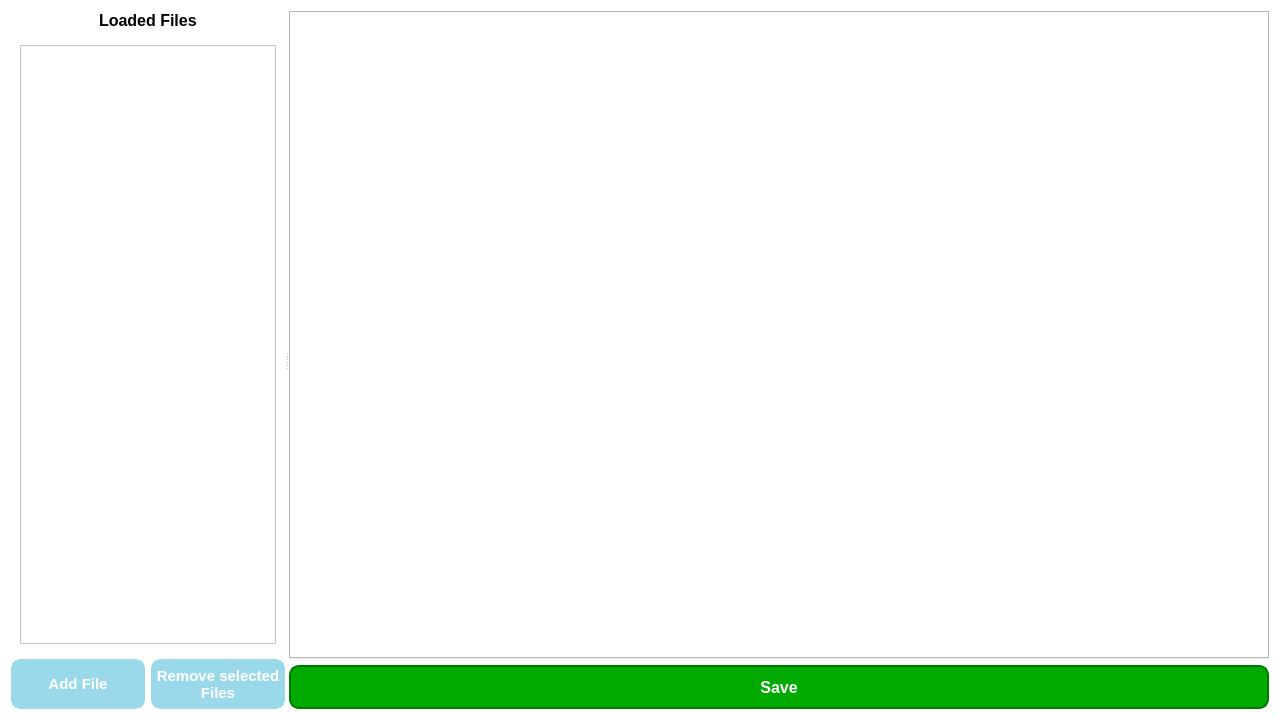
First picture: the form in corpuscompass/view/res/load_files_tab.ui, repository nicofirst1/CorpusCompass, before the edit.
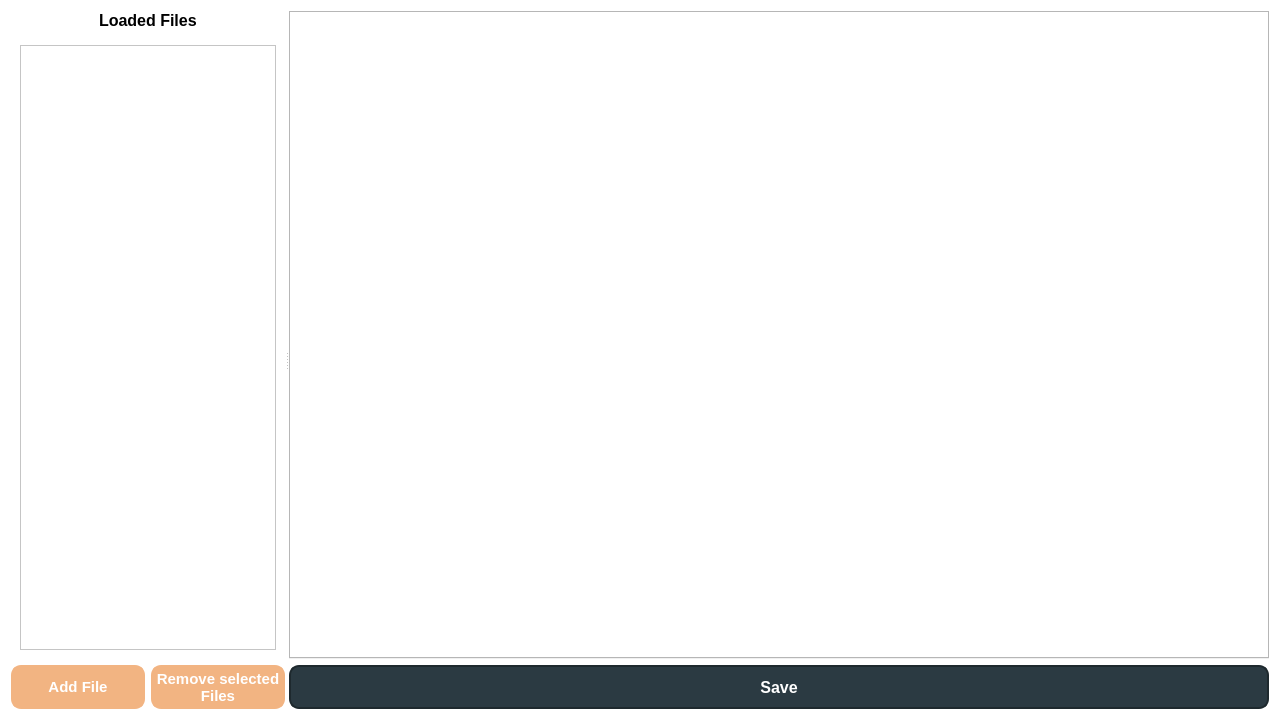
Second picture: the form after the edit. Icons and pictures are not drawn.

The edit to the form file:
```diff
--- a/corpuscompass/view/res/load_files_tab.ui
+++ b/corpuscompass/view/res/load_files_tab.ui
@@ -16,19 +16,25 @@
 }
 
 QPushButton {
-    background-color:rgb(154, 217, 234) ;
+    background-color:rgb(242, 180, 130) ;
 	color: white;
     min-width: 80px;
 	min-height: 40px;
 	border-style: solid;
-	border-color: rgb(154, 217, 234);
-	border-width: 5px;
+	border-color: rgb(242, 180, 130);
+	border-width: 2px;
 	border-radius: 10px;
 }
 
 QPushButton:pressed {
-	background-color:rgb(134, 189, 203) ;
-	border-color: rgb(134, 189, 203);
+	background-color:rgb(162, 81, 17) ;
+	border-color: rgb(162, 81, 17);
+	color: rgb(245, 245, 245);
+}
+
+QPushButton:hover {
+	background-color:rgb(208, 105, 22);
+	border-color: rgb(162, 81, 17);
 	color: rgb(245, 245, 245);
 }
 
@@ -113,7 +119,7 @@
 }
 
 QTableWidget::item:selected {
-    background-color: rgba(50, 50, 225, 0.1); /* Change the background color and opacity */
+    background-color: rgba(50, 50, 225, 0.1); 
 	color:black;
 }
 
@@ -261,20 +267,28 @@
          <property name="styleSheet">
           <string notr="true">QPushButton {
 	color: white;
-	background-color: rgb(0, 170, 0);
+	background-color: rgb(43, 58, 66);
 	border-style: solid;
-	border-color: rgb(0, 125, 0);
-	border-width: 2px;
 	border-radius: 10px;
-}
+    border-width: 2px;
+    border-color: rgb(30, 41, 46);
+    }
 
 QPushButton:pressed {
 	background-color: rgb(0, 134, 0);
 }
 
-QPushButton:disabled{
-  background-color: rgb(121, 121, 121);
-}</string>
+    QPushButton:hover {
+        background-color:rgb(30, 41, 46);
+        border-color: rgb(20, 31, 36);
+    }
+
+
+
+    QPushButton:disabled{
+    background-color: rgb(121, 121, 121);
+    }
+</string>
          </property>
          <property name="text">
           <string>Save</string>
```
Left out of the diff: 5 changed lines with no effect on the pictures.
